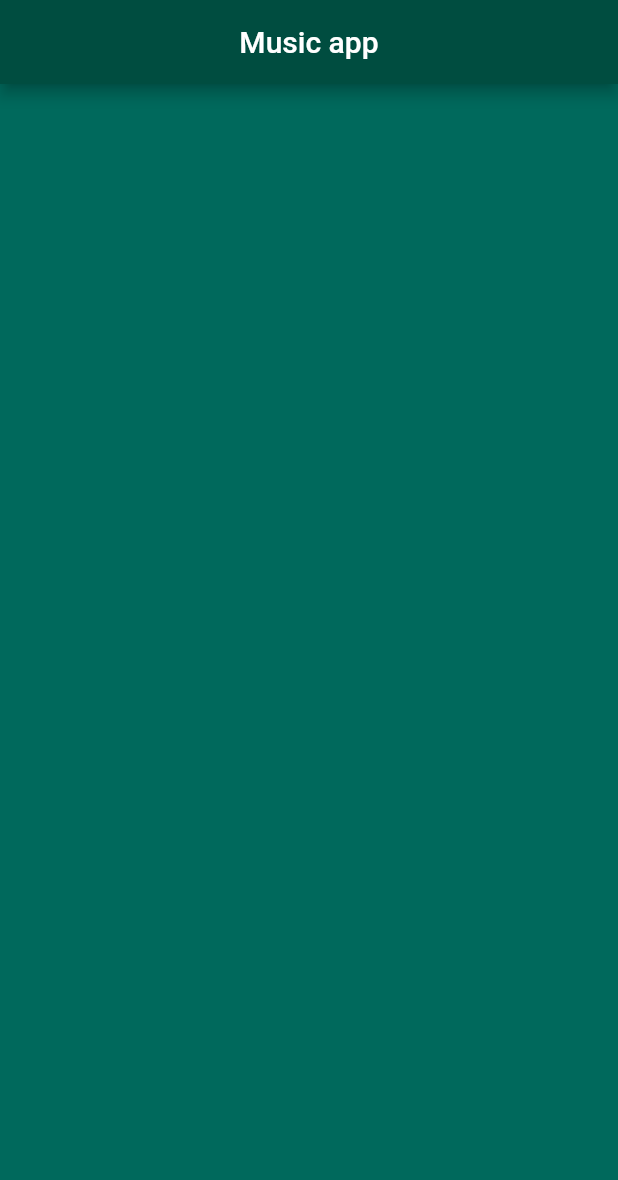
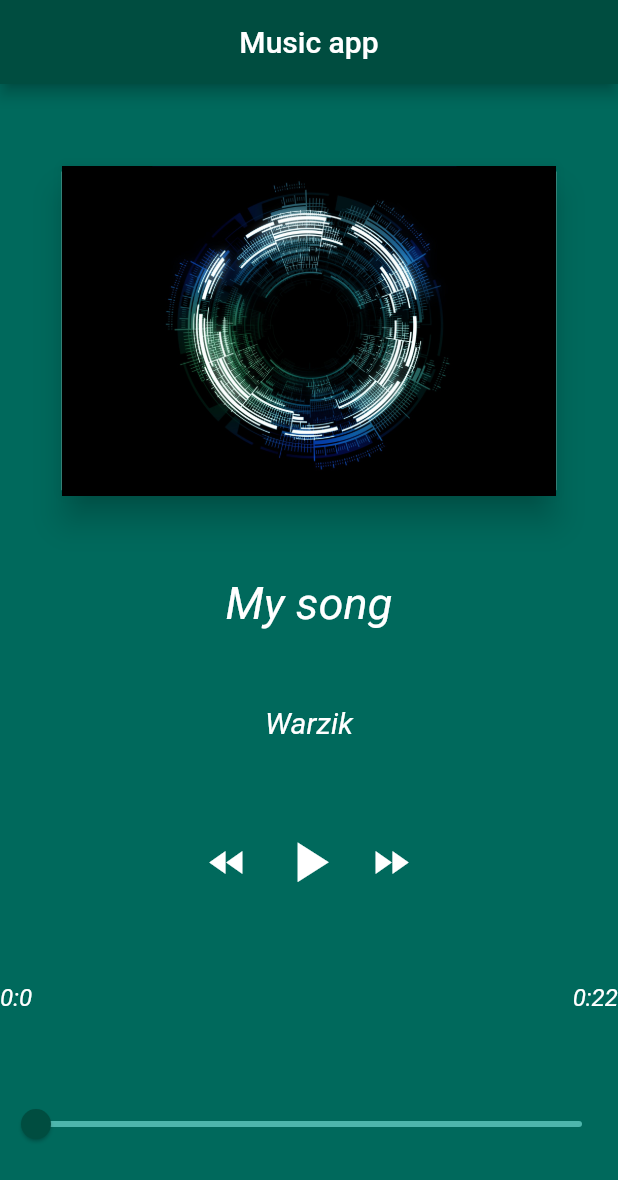
Before and after one commit to Warziik/flutter-music-app, a Flutter app: the screen it shows after launch, on a phone screen of 412 x 824 dp. Shown: the top 1180 px of the screen. Run offline on Flutter 3.47's test engine with Material 2 defaults, Android fonts, the phone set to English and light mode, and no system bars.

Commit message:
feat: design

```diff
--- a/lib/main.dart
+++ b/lib/main.dart
@@ -1,4 +1,5 @@
 import 'package:flutter/material.dart';
+import 'music.dart';
 
 void main() => runApp(App());
 
@@ -21,21 +22,119 @@ class Home extends StatefulWidget {
 }
 
 class _Home extends State<Home> {
+  List<Music> musics = [
+    Music('My song', 'Warzik', 'assets/img/1.jpg', 'https://codabee.com/wp-content/uploads/2018/06/un.mp3'),
+    Music('My other song', 'Autre', 'assets/img/1.jpg', 'https://codabee.com/wp-content/uploads/2018/06/deux.mp3')
+  ];
+
+  Music currentMusic;
+
+  double position = 0;
+
+  @override
+  void initState() {
+    super.initState();
+    currentMusic = musics[0];
+  }
+
   @override
   Widget build(BuildContext context) {
     final double screenWidth = MediaQuery.of(context).size.width;
+    final double screenHeight = MediaQuery.of(context).size.height;
     return Scaffold(
       appBar: AppBar(
-        title: Center(child: Text('Music app')),
+        centerTitle: true,
+        title: Text('Music app'),
         backgroundColor: Colors.teal[900],
       ),
       body: Center(
-        child: Center(child: Card(
-          elevation: 5,
-          color: Colors.teal[800],
-        )),
+        child: Column(
+          mainAxisAlignment: MainAxisAlignment.spaceEvenly,
+          children: <Widget>[
+            Card(
+              elevation: 9,
+              child: Container(
+                width: screenHeight / 2.5,
+                child: Image.asset(currentMusic.imagePath),
+              ),
+            ),
+            textWithStyle(currentMusic.title, 1.5),
+            textWithStyle(currentMusic.artist, 1),
+            Row(
+              mainAxisAlignment: MainAxisAlignment.center,
+              children: <Widget>[
+                actionButton(Icons.fast_rewind, 30, MusicActions.rewind),
+                actionButton(Icons.play_arrow, 45, MusicActions.play),
+                actionButton(Icons.fast_forward, 30, MusicActions.forward)
+              ],
+            ),
+            Row(
+              mainAxisAlignment: MainAxisAlignment.spaceBetween,
+              children: <Widget>[
+                textWithStyle('0:0', 0.8),
+                textWithStyle('0:22', 0.8)
+              ],
+            ),
+            Slider(
+              value: position,
+              inactiveColor: Colors.teal[300],
+              activeColor: Colors.teal[900],
+              min: 0,
+              max: 30,
+              onChanged: (double d) {
+                setState(() {
+                 position = d;
+                });
+              },
+            )
+          ],
+        ),
       ),
       backgroundColor: Colors.teal[800],
     );
   }
+
+  Text textWithStyle(String content, double scale) {
+    return Text(
+      content,
+      textScaleFactor: scale,
+      textAlign: TextAlign.center,
+      style: TextStyle(
+        color: Colors.white,
+        fontSize: 20,
+        fontStyle: FontStyle.italic
+      ),
+    );
+  }
+
+  IconButton actionButton(IconData icon, double size, MusicActions actions) {
+    return IconButton(
+      icon: Icon(icon),
+      color: Colors.white,
+      iconSize: size,
+      onPressed: () {
+        switch(actions) {
+          case MusicActions.play:
+            print('Play');
+            break;
+          case MusicActions.pause:
+            print('Pause');
+            break;
+          case MusicActions.rewind:
+            print('Rewind');
+            break;
+          case MusicActions.forward:
+            print('Forward');
+            break;
+        }
+      },
+    );
+  }
 }
+
+enum MusicActions {
+  play,
+  pause,
+  rewind,
+  forward
+}
--- /dev/null
+++ b/lib/music.dart
@@ -0,0 +1,13 @@
+class Music {
+  String title;
+  String artist;
+  String imagePath;
+  String urlSong;
+
+  Music(String title, String artist, String imagePath, String urlSong) {
+    this.title = title;
+    this.artist = artist;
+    this.imagePath = imagePath;
+    this.urlSong = urlSong;
+  }
+}
--- a/pubspec.yaml
+++ b/pubspec.yaml
@@ -44,6 +44,8 @@ flutter:
   # assets:
   #  - images/a_dot_burr.jpeg
   #  - images/a_dot_ham.jpeg
+  assets:
+    - assets/img/1.jpg
 
   # An image asset can refer to one or more resolution-specific "variants", see
   # https://flutter.dev/assets-and-images/#resolution-aware.
```
Also changed, not shown: assets/img/1.jpg (added).
